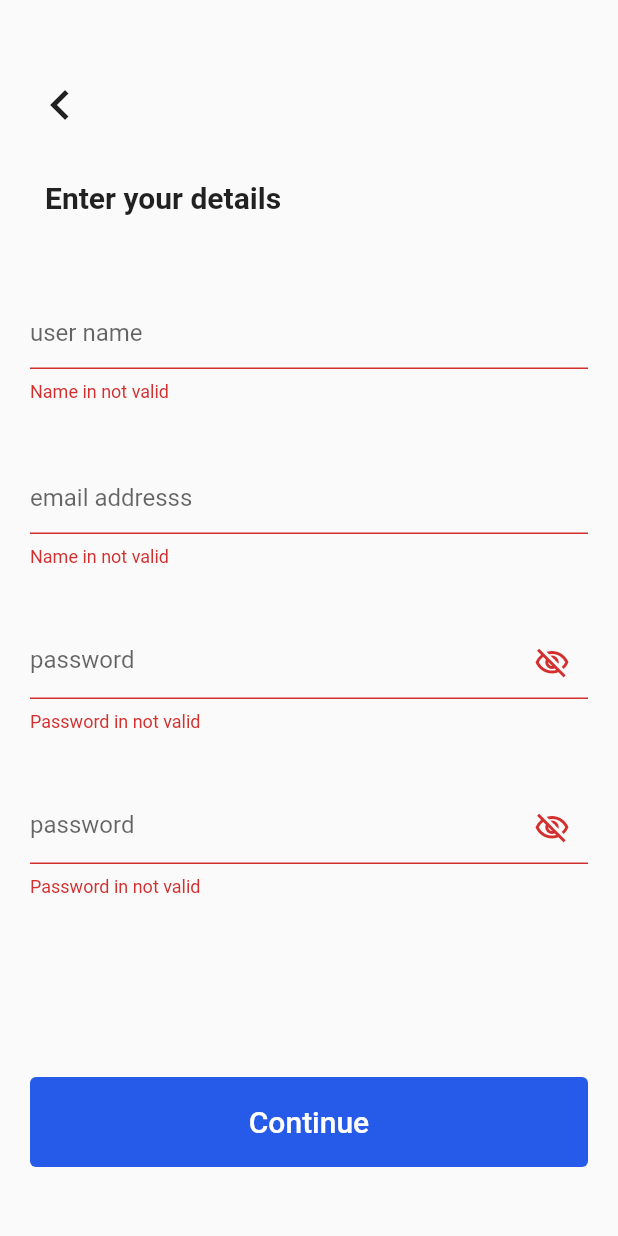
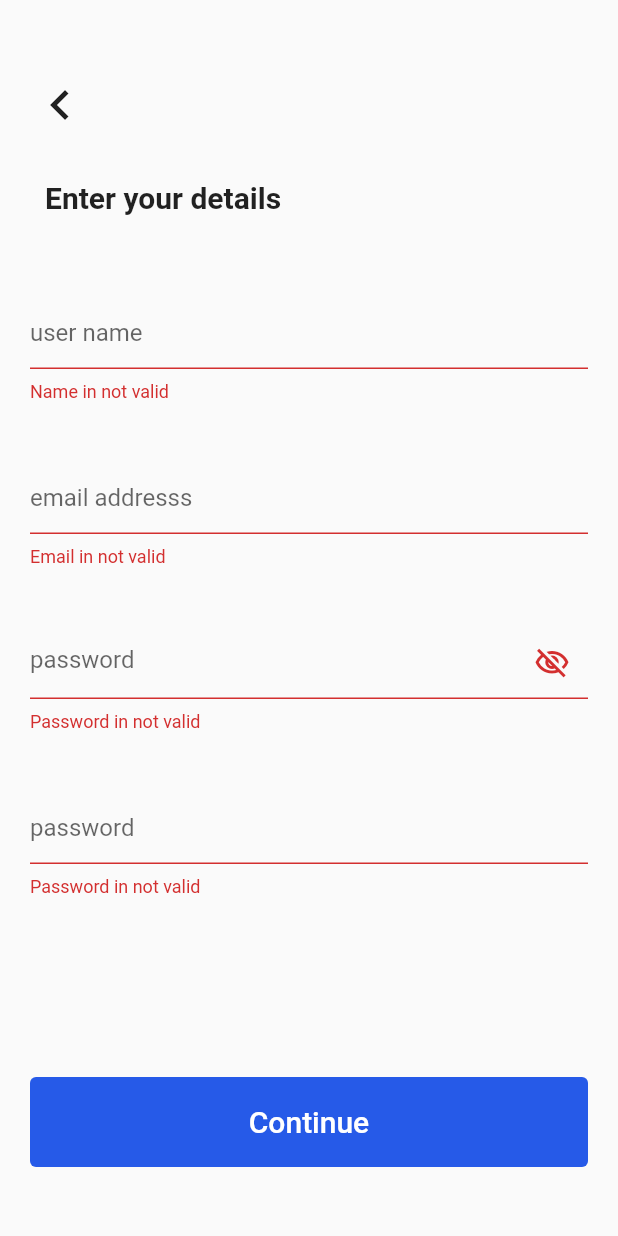
Before and after one commit to abduraimovdev/auth_app_clean_architecture, a Flutter app: the SignUpPage screen opened by its route, after a tap on "Continue", on a phone screen of 412 x 824 dp. Run offline on Flutter 3.47's test engine with Material 2 defaults, Android fonts, the phone set to English and light mode, and no system bars.

Commit message:
Project Succesfuly

```diff
--- a/lib/features/auth/presentation/controller/auth_controller.dart
+++ b/lib/features/auth/presentation/controller/auth_controller.dart
@@ -1,3 +1,5 @@
+import 'package:ui_one/features/auth/presentation/validator/auth_validator.dart';
+
 import '../../domain/entities/user.dart';
 import '../../domain/repasitory/auth_repository.dart';
 
@@ -17,22 +19,19 @@ class AuthController {
   ) {
     Map<String, String> result = {};
 
-    if (!name.isNotEmpty &&
-        name.startsWith(
-          RegExp(r"^[A-Z].{3}$"),
-        )) {
+    if (AuthValidator.isNameValid(name) != null) {
       result["message"] = "Wrong Name";
       result["next"] = "not";
       return result;
     }
 
-    if (email.isEmpty) {
+    if (AuthValidator.isEmailValid(email) != null) {
       result["message"] = "Wrong Email";
       result["next"] = "not";
       return result;
     }
 
-    if (password.isEmpty) {
+    if (AuthValidator.isPasswordValid(password) != null) {
       result["message"] = "Wrong Password";
       result["next"] = "not";
       return result;
@@ -51,15 +50,13 @@ class AuthController {
   ) {
     Map<String, String> result = {};
 
-    if (!email.contains(
-      RegExp(r'^([a-zA-Z\d._%+-]+)@([a-zA-Z\d.-]+\.[a-zA-Z]{2,})$'),
-    )) {
+    if (AuthValidator.isEmailValid(email) != null) {
       result["message"] = "Wrong Email";
       result["next"] = "not";
       return result;
     }
 
-    if (password.isEmpty) {
+    if (AuthValidator.isPasswordValid(password) != null) {
       result["message"] = "Wrong Password !!";
       result["next"] = "not";
       return result;
--- a/lib/features/auth/presentation/pages/sign_up_page.dart
+++ b/lib/features/auth/presentation/pages/sign_up_page.dart
@@ -73,7 +73,7 @@ class _SignUpPageState extends State<SignUpPage> {
                     const SizedBox(height: 40),
                     TextFormField(
                       controller: emailController,
-                      validator: AuthValidator.isNameValid,
+                      validator: AuthValidator.isEmailValid,
                       decoration: const InputDecoration(
                         hintText: "email addresss",
                       ),
@@ -107,19 +107,8 @@ class _SignUpPageState extends State<SignUpPage> {
                       controller: passwordRetryController,
                       obscureText: passwordSee,
                       validator: AuthValidator.isPasswordValid,
-                      decoration: InputDecoration(
+                      decoration: const InputDecoration(
                         hintText: "password",
-                        suffixIcon: GestureDetector(
-                          onTap: () {
-                            passwordSee = !passwordSee;
-                            setState(() {});
-                          },
-                          child: Icon(
-                            passwordSee
-                                ? Icons.visibility_off_outlined
-                                : Icons.visibility_outlined,
-                          ),
-                        ),
                       ),
                     ),
                     const SizedBox(height: 120),
@@ -148,10 +137,16 @@ class _SignUpPageState extends State<SignUpPage> {
       );
       ScaffoldMessenger.of(context).showSnackBar(
         SnackBar(
-          content: Text(message["message"]!),
+          content: Text(message["message"] as String),
+          margin:
+              EdgeInsets.only(bottom: MediaQuery.of(context).size.height * .9),
+          behavior: SnackBarBehavior.floating,
+          duration: const Duration(seconds: 5),
+          shape: const StadiumBorder(),
+          dismissDirection: DismissDirection.horizontal,
+          showCloseIcon: true,
         ),
       );
-      print(message);
     }
   }
 
--- a/lib/features/auth/presentation/validator/auth_validator.dart
+++ b/lib/features/auth/presentation/validator/auth_validator.dart
@@ -1,13 +1,14 @@
 class AuthValidator {
-    static String? isNameValid(String? text) {
-    if (text != null && text.length >= 8) {
+  static String? isNameValid(String? text) {
+    if (text != null && text.contains(RegExp(r"[A-Z][a-z]{3}"))) {
       return null;
     } else {
       return "Name in not valid";
     }
   }
-    static String? isEmailValid(String? text) {
-    if (text != null && text.length >= 8) {
+
+  static String? isEmailValid(String? text) {
+    if (text != null && text.contains("@") && text.contains(".")) {
       return null;
     } else {
       return "Email in not valid";
@@ -15,7 +16,7 @@ class AuthValidator {
   }
 
   static String? isPasswordValid(String? text) {
-    if (text != null && text.length >= 8) {
+    if (text != null && text.contains(RegExp(r"[a-z]{3}[0-9]{3}"))) {
       return null;
     } else {
       return "Password in not valid";
```
Also changed, not shown: lib/features/auth/presentation/pages/sign_in_page.dart (+8 -1 lines).
